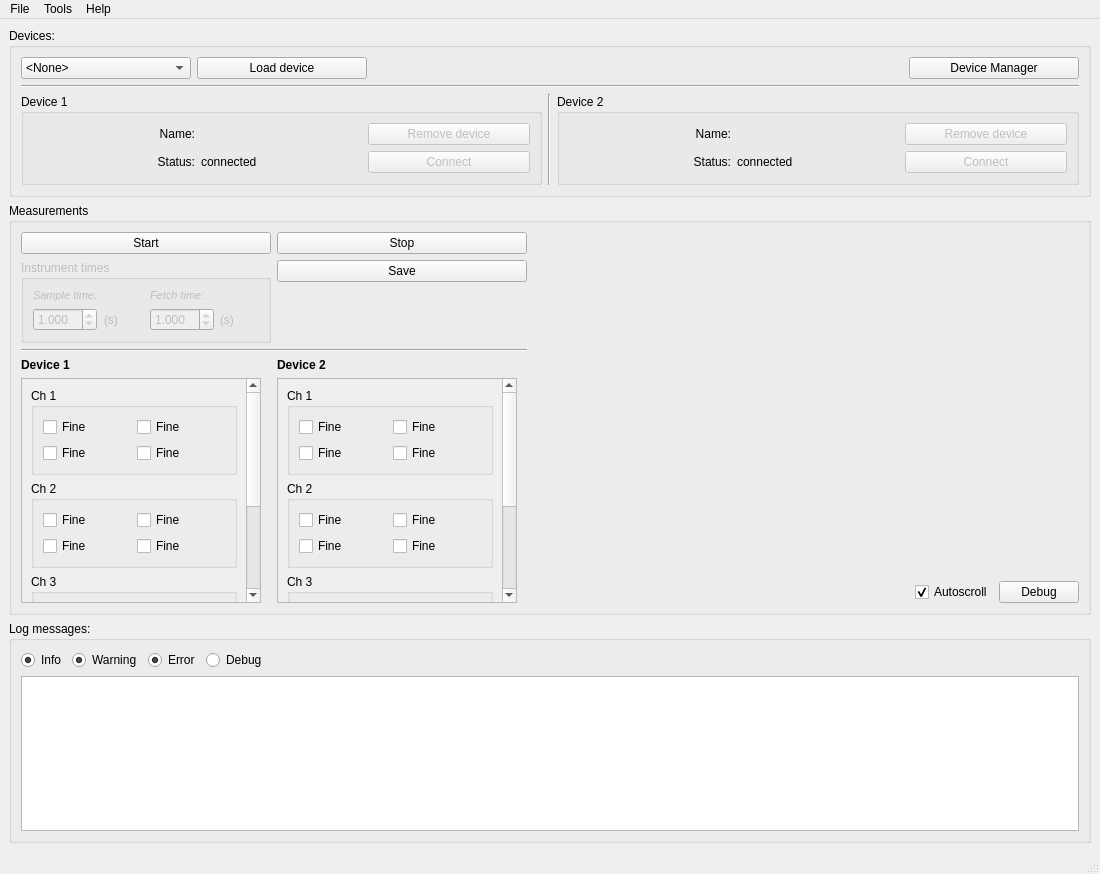
The window that frequency-meter/view/resources/interface.ui (robertofem/Freq-meter-APP) describes before a commit, drawn with Qt 5.
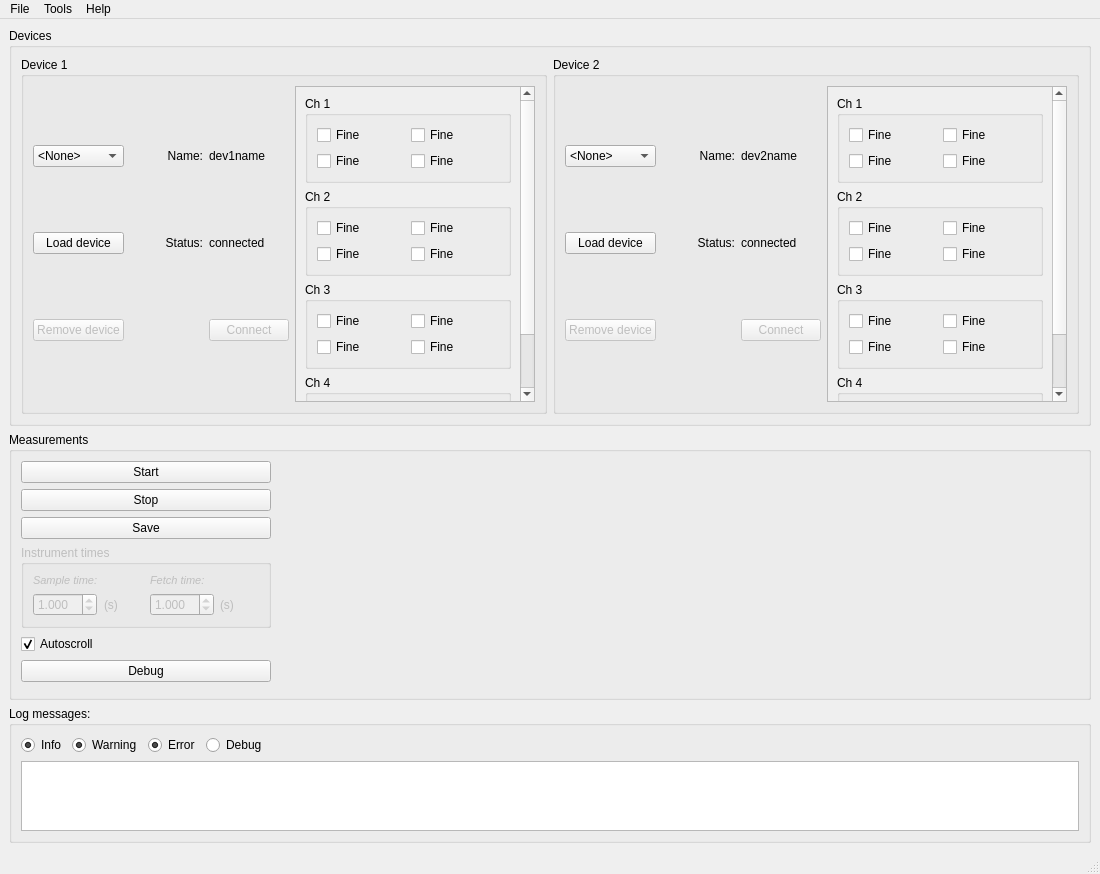
The same window after the commit.

Commit message: Locate the checkboxes inside the device selection boxes

The edit to the form file:
```diff
--- a/frequency-meter/view/resources/interface.ui
+++ b/frequency-meter/view/resources/interface.ui
@@ -51,6 +51,19 @@
            </property>
           </widget>
          </item>
+         <item row="1" column="4">
+          <spacer name="horizontalSpacer_2">
+           <property name="orientation">
+            <enum>Qt::Horizontal</enum>
+           </property>
+           <property name="sizeHint" stdset="0">
+            <size>
+             <width>80</width>
+             <height>20</height>
+            </size>
+           </property>
+          </spacer>
+         </item>
          <item row="2" column="0" rowspan="2" colspan="5">
           <widget class="QTextBrowser" name="LoggerBrowser">
            <property name="font">
@@ -69,19 +82,6 @@
            </property>
           </widget>
          </item>
-         <item row="1" column="4">
-          <spacer name="horizontalSpacer_2">
-           <property name="orientation">
-            <enum>Qt::Horizontal</enum>
-           </property>
-           <property name="sizeHint" stdset="0">
-            <size>
-             <width>80</width>
-             <height>20</height>
-            </size>
-           </property>
-          </spacer>
-         </item>
          <item row="1" column="0">
           <widget class="QRadioButton" name="InfoCheck">
            <property name="text">
@@ -125,86 +125,24 @@
        </widget>
       </item>
       <item row="0" column="0" colspan="4">
-       <widget class="QGroupBox" name="groupBox_2">
+       <widget class="QGroupBox" name="groupBox_dev">
         <property name="title">
-         <string>Devices:</string>
+         <string>Devices</string>
         </property>
-        <layout class="QGridLayout" name="gridLayout_6">
-         <item row="3" column="4" colspan="3">
-          <widget class="QGroupBox" name="groupBox_4">
-           <property name="title">
-            <string>Device 2</string>
+        <layout class="QHBoxLayout" name="horizontalLayout">
+         <item>
+          <widget class="QGroupBox" name="groupBox_dev1">
+           <property name="sizePolicy">
+            <sizepolicy hsizetype="Preferred" vsizetype="Preferred">
+             <horstretch>0</horstretch>
+             <verstretch>0</verstretch>
+            </sizepolicy>
            </property>
-           <layout class="QGridLayout" name="gridLayout_5">
-            <item row="0" column="0">
-             <widget class="QLabel" name="devname_label_l_2">
-              <property name="text">
-               <string>Name:</string>
-              </property>
-              <property name="alignment">
-               <set>Qt::AlignRight|Qt::AlignTrailing|Qt::AlignVCenter</set>
-              </property>
-             </widget>
-            </item>
-            <item row="1" column="0">
-             <widget class="QLabel" name="status_label_2">
-              <property name="text">
-               <string>Status:</string>
-              </property>
-              <property name="alignment">
-               <set>Qt::AlignRight|Qt::AlignTrailing|Qt::AlignVCenter</set>
-              </property>
-             </widget>
-            </item>
-            <item row="0" column="1">
-             <widget class="QLabel" name="devname_label_r_2">
-              <property name="text">
-               <string/>
-              </property>
-             </widget>
-            </item>
-            <item row="1" column="1">
-             <widget class="QLabel" name="connected_label_2">
-              <property name="text">
-               <string>connected</string>
-              </property>
-             </widget>
-            </item>
-            <item row="0" column="2">
-             <widget class="QPushButton" name="removeButton_2">
-              <property name="enabled">
-               <bool>false</bool>
-              </property>
-              <property name="text">
-               <string>Remove device</string>
-              </property>
-             </widget>
-            </item>
-            <item row="1" column="2">
-             <widget class="QPushButton" name="connectButton_2">
-              <property name="enabled">
-               <bool>false</bool>
-              </property>
-              <property name="text">
-               <string>Connect</string>
-              </property>
-             </widget>
-            </item>
-           </layout>
-          </widget>
-         </item>
-         <item row="1" column="6">
-          <widget class="QPushButton" name="DeviceMngButton">
-           <property name="text">
-            <string>Device Manager</string>
-           </property>
-          </widget>
-         </item>
-         <item row="3" column="0" colspan="3">
-          <widget class="QGroupBox" name="groupBox_3">
            <property name="title">
             <string>Device 1</string>
            </property>
+           <layout class="QHBoxLayout" name="horizontalLayout_2">
+            <item>
            <layout class="QGridLayout" name="gridLayout_4">
             <item row="1" column="2">
              <widget class="QLabel" name="connected_label_1">
@@ -213,37 +151,28 @@
               </property>
              </widget>
             </item>
-            <item row="0" column="1">
-             <widget class="QLabel" name="devname_label_l_1">
+              <item row="0" column="0">
+               <widget class="QComboBox" name="DeviceComboBox">
+                <item>
               <property name="text">
-               <string>Name:</string>
-              </property>
-              <property name="alignment">
-               <set>Qt::AlignRight|Qt::AlignTrailing|Qt::AlignVCenter</set>
-              </property>
+                  <string>&lt;None&gt;</string>
+                 </property>
+                </item>
+                <item>
+                 <property name="text">
+                  <string>DE1_SoC</string>
+                 </property>
+                </item>
              </widget>
             </item>
             <item row="0" column="2">
              <widget class="QLabel" name="devname_label_r_1">
               <property name="text">
-               <string/>
+                 <string>dev1name</string>
               </property>
              </widget>
             </item>
-            <item row="1" column="1">
-             <widget class="QLabel" name="status_label_1">
-              <property name="enabled">
-               <bool>true</bool>
-              </property>
-              <property name="text">
-               <string>Status:</string>
-              </property>
-              <property name="alignment">
-               <set>Qt::AlignRight|Qt::AlignTrailing|Qt::AlignVCenter</set>
-              </property>
-             </widget>
-            </item>
-            <item row="0" column="3">
+              <item row="2" column="0">
              <widget class="QPushButton" name="removeButton_1">
               <property name="enabled">
                <bool>false</bool>
@@ -253,123 +182,52 @@
               </property>
              </widget>
             </item>
-            <item row="1" column="3">
-             <widget class="QPushButton" name="connectButton_1">
-              <property name="enabled">
-               <bool>false</bool>
-              </property>
+              <item row="0" column="1">
+               <widget class="QLabel" name="devname_label_l_1">
               <property name="text">
-               <string>Connect</string>
-              </property>
-             </widget>
-            </item>
-           </layout>
-          </widget>
-         </item>
-         <item row="2" column="0" colspan="7">
-          <widget class="Line" name="line">
-           <property name="orientation">
-            <enum>Qt::Horizontal</enum>
+                 <string>Name:</string>
+                </property>
+                <property name="alignment">
+                 <set>Qt::AlignRight|Qt::AlignTrailing|Qt::AlignVCenter</set>
            </property>
           </widget>
          </item>
-         <item row="1" column="1">
+              <item row="1" column="0">
           <widget class="QPushButton" name="LoadDeviceButton">
            <property name="text">
             <string>Load device</string>
            </property>
           </widget>
          </item>
-         <item row="1" column="0">
-          <widget class="QComboBox" name="DeviceComboBox">
-           <item>
-            <property name="text">
-             <string>&lt;None&gt;</string>
-            </property>
-           </item>
-           <item>
-            <property name="text">
-             <string>DE1_SoC</string>
-            </property>
-           </item>
-          </widget>
-         </item>
-         <item row="1" column="2" colspan="4">
-          <spacer name="horizontalSpacer_3">
-           <property name="orientation">
-            <enum>Qt::Horizontal</enum>
-           </property>
-           <property name="sizeHint" stdset="0">
-            <size>
-             <width>40</width>
-             <height>20</height>
-            </size>
-           </property>
-          </spacer>
-         </item>
-         <item row="3" column="3">
-          <widget class="Line" name="line_2">
-           <property name="orientation">
-            <enum>Qt::Vertical</enum>
-           </property>
-          </widget>
-         </item>
-        </layout>
-       </widget>
-      </item>
-      <item row="1" column="0" rowspan="3" colspan="4">
-       <widget class="QGroupBox" name="measurement_groupBox">
-        <property name="title">
-         <string>Measurements</string>
-        </property>
-        <layout class="QGridLayout" name="gridLayout_7">
-         <item row="7" column="4">
-          <widget class="QCheckBox" name="scrollcheckBox">
-           <property name="text">
-            <string>Autoscroll</string>
-           </property>
-           <property name="checked">
+              <item row="1" column="1">
+               <widget class="QLabel" name="status_label_1">
+                <property name="enabled">
             <bool>true</bool>
            </property>
-          </widget>
-         </item>
-         <item row="7" column="5">
-          <widget class="QPushButton" name="DebugButton">
            <property name="text">
-            <string>Debug</string>
-           </property>
-          </widget>
-         </item>
-         <item row="4" column="0">
-          <widget class="QLabel" name="dev_label_1">
-           <property name="font">
-            <font>
-             <weight>75</weight>
-             <bold>true</bold>
-            </font>
-           </property>
-           <property name="text">
-            <string>Device 1</string>
-           </property>
-          </widget>
-         </item>
-         <item row="4" column="1">
-          <widget class="QLabel" name="dev_label_2">
-           <property name="font">
-            <font>
-             <weight>75</weight>
-             <bold>true</bold>
-            </font>
+                 <string>Status:</string>
+                </property>
+                <property name="alignment">
+                 <set>Qt::AlignRight|Qt::AlignTrailing|Qt::AlignVCenter</set>
+                </property>
+               </widget>
+              </item>
+              <item row="2" column="2">
+               <widget class="QPushButton" name="connectButton_1">
+                <property name="enabled">
+                 <bool>false</bool>
            </property>
            <property name="text">
-            <string>Device 2</string>
+                 <string>Connect</string>
            </property>
           </widget>
          </item>
-         <item row="5" column="0" rowspan="3">
+             </layout>
+            </item>
+            <item>
           <widget class="QScrollArea" name="dev1_scrollarea">
            <property name="sizePolicy">
-            <sizepolicy hsizetype="Maximum" vsizetype="Expanding">
+               <sizepolicy hsizetype="Maximum" vsizetype="Maximum">
              <horstretch>0</horstretch>
              <verstretch>0</verstretch>
             </sizepolicy>
@@ -377,7 +235,7 @@
            <property name="minimumSize">
             <size>
              <width>240</width>
-             <height>0</height>
+                <height>80</height>
             </size>
            </property>
            <property name="widgetResizable">
@@ -390,7 +248,7 @@
             <property name="geometry">
              <rect>
               <x>0</x>
-              <y>0</y>
+                 <y>-24</y>
               <width>221</width>
               <height>334</height>
              </rect>
@@ -561,26 +419,98 @@
            </widget>
           </widget>
          </item>
-         <item row="7" column="2">
-          <spacer name="horizontalSpacer">
-           <property name="orientation">
-            <enum>Qt::Horizontal</enum>
+           </layout>
+          </widget>
+         </item>
+         <item>
+          <widget class="QGroupBox" name="groupBox_dev2">
+           <property name="title">
+            <string>Device 2</string>
            </property>
-           <property name="sizeHint" stdset="0">
-            <size>
-             <width>40</width>
-             <height>20</height>
-            </size>
-           </property>
-          </spacer>
-         </item>
-         <item row="0" column="2" rowspan="7" colspan="4">
-          <layout class="QVBoxLayout" name="plotVLayout"/>
-         </item>
-         <item row="5" column="1" rowspan="3">
+           <layout class="QHBoxLayout" name="horizontalLayout_3">
+            <item>
+             <layout class="QGridLayout" name="gridLayout_5">
+              <item row="0" column="0">
+               <widget class="QComboBox" name="DeviceComboBox_2">
+                <item>
+                 <property name="text">
+                  <string>&lt;None&gt;</string>
+                 </property>
+                </item>
+                <item>
+                 <property name="text">
+                  <string>DE1_SoC</string>
+                 </property>
+                </item>
+               </widget>
+              </item>
+              <item row="0" column="2">
+               <widget class="QLabel" name="devname_label_r_2">
+                <property name="text">
+                 <string>dev2name</string>
+                </property>
+               </widget>
+              </item>
+              <item row="1" column="0">
+               <widget class="QPushButton" name="LoadDeviceButton_2">
+                <property name="text">
+                 <string>Load device</string>
+                </property>
+               </widget>
+              </item>
+              <item row="2" column="2">
+               <widget class="QPushButton" name="connectButton_2">
+                <property name="enabled">
+                 <bool>false</bool>
+                </property>
+                <property name="text">
+                 <string>Connect</string>
+                </property>
+               </widget>
+              </item>
+              <item row="2" column="0">
+               <widget class="QPushButton" name="removeButton_2">
+                <property name="enabled">
+                 <bool>false</bool>
+                </property>
+                <property name="text">
+                 <string>Remove device</string>
+                </property>
+               </widget>
+              </item>
+              <item row="1" column="1">
+               <widget class="QLabel" name="status_label_2">
+                <property name="text">
+                 <string>Status:</string>
+                </property>
+                <property name="alignment">
+                 <set>Qt::AlignRight|Qt::AlignTrailing|Qt::AlignVCenter</set>
+                </property>
+               </widget>
+              </item>
+              <item row="0" column="1">
+               <widget class="QLabel" name="devname_label_l_2">
+                <property name="text">
+                 <string>Name:</string>
+                </property>
+                <property name="alignment">
+                 <set>Qt::AlignRight|Qt::AlignTrailing|Qt::AlignVCenter</set>
+                </property>
+               </widget>
+              </item>
+              <item row="1" column="2">
+               <widget class="QLabel" name="connected_label_2">
+                <property name="text">
+                 <string>connected</string>
+                </property>
+               </widget>
+              </item>
+             </layout>
+            </item>
+            <item>
           <widget class="QScrollArea" name="dev2_scrollarea">
            <property name="sizePolicy">
-            <sizepolicy hsizetype="Maximum" vsizetype="Expanding">
+               <sizepolicy hsizetype="Maximum" vsizetype="Fixed">
              <horstretch>0</horstretch>
              <verstretch>0</verstretch>
             </sizepolicy>
@@ -601,7 +531,7 @@
             <property name="geometry">
              <rect>
               <x>0</x>
-              <y>0</y>
+                 <y>-24</y>
               <width>221</width>
               <height>334</height>
              </rect>
@@ -653,13 +583,6 @@
                 <string>Ch 2</string>
                </property>
                <layout class="QGridLayout" name="gridLayout_16">
-                <item row="0" column="0">
-                 <widget class="QCheckBox" name="Dev2_Ch2_S1">
-                  <property name="text">
-                   <string>Fine</string>
-                  </property>
-                 </widget>
-                </item>
                 <item row="0" column="1">
                  <widget class="QCheckBox" name="Dev2_Ch2_S2">
                   <property name="text">
@@ -674,6 +597,13 @@
                   </property>
                  </widget>
                 </item>
+                   <item row="0" column="0">
+                    <widget class="QCheckBox" name="Dev2_Ch2_S1">
+                     <property name="text">
+                      <string>Fine</string>
+                     </property>
+                    </widget>
+                   </item>
                 <item row="1" column="1">
                  <widget class="QCheckBox" name="Dev2_Ch2_S4">
                   <property name="text">
@@ -775,14 +705,19 @@
            </widget>
           </widget>
          </item>
-         <item row="3" column="0" colspan="2">
-          <widget class="Line" name="line_3">
-           <property name="orientation">
-            <enum>Qt::Horizontal</enum>
-           </property>
-          </widget>
-         </item>
-         <item row="1" column="0" rowspan="2">
+           </layout>
+          </widget>
+         </item>
+        </layout>
+       </widget>
+      </item>
+      <item row="1" column="0" rowspan="3" colspan="4">
+       <widget class="QGroupBox" name="measurement_groupBox">
+        <property name="title">
+         <string>Measurements</string>
+        </property>
+        <layout class="QGridLayout" name="gridLayout_7">
+         <item row="3" column="0" rowspan="2">
           <widget class="QGroupBox" name="TimesgroupBox">
            <property name="enabled">
             <bool>false</bool>
@@ -920,32 +855,52 @@
            </property>
           </widget>
          </item>
-         <item row="0" column="1">
-          <widget class="QPushButton" name="StopButton">
-           <property name="sizePolicy">
-            <sizepolicy hsizetype="Maximum" vsizetype="Fixed">
-             <horstretch>0</horstretch>
-             <verstretch>0</verstretch>
-            </sizepolicy>
-           </property>
-           <property name="minimumSize">
-            <size>
-             <width>250</width>
-             <height>0</height>
-            </size>
-           </property>
+         <item row="0" column="2" rowspan="8" colspan="4">
+          <layout class="QVBoxLayout" name="plotVLayout"/>
+         </item>
+         <item row="6" column="0">
+          <widget class="QPushButton" name="DebugButton">
            <property name="text">
-            <string>Stop</string>
+            <string>Debug</string>
            </property>
           </widget>
          </item>
-         <item row="1" column="1">
+         <item row="2" column="0">
           <widget class="QPushButton" name="SaveButton">
            <property name="text">
             <string>Save</string>
            </property>
           </widget>
          </item>
+         <item row="1" column="0">
+          <widget class="QPushButton" name="StopButton">
+           <property name="sizePolicy">
+            <sizepolicy hsizetype="Maximum" vsizetype="Fixed">
+             <horstretch>0</horstretch>
+             <verstretch>0</verstretch>
+            </sizepolicy>
+           </property>
+           <property name="minimumSize">
+            <size>
+             <width>250</width>
+             <height>0</height>
+            </size>
+           </property>
+           <property name="text">
+            <string>Stop</string>
+           </property>
+          </widget>
+         </item>
+         <item row="5" column="0">
+          <widget class="QCheckBox" name="scrollcheckBox">
+           <property name="text">
+            <string>Autoscroll</string>
+           </property>
+           <property name="checked">
+            <bool>true</bool>
+           </property>
+          </widget>
+         </item>
         </layout>
        </widget>
       </item>
```
Lines whose indentation alone changed are shown as unchanged. The commit also changes 2 other files.
